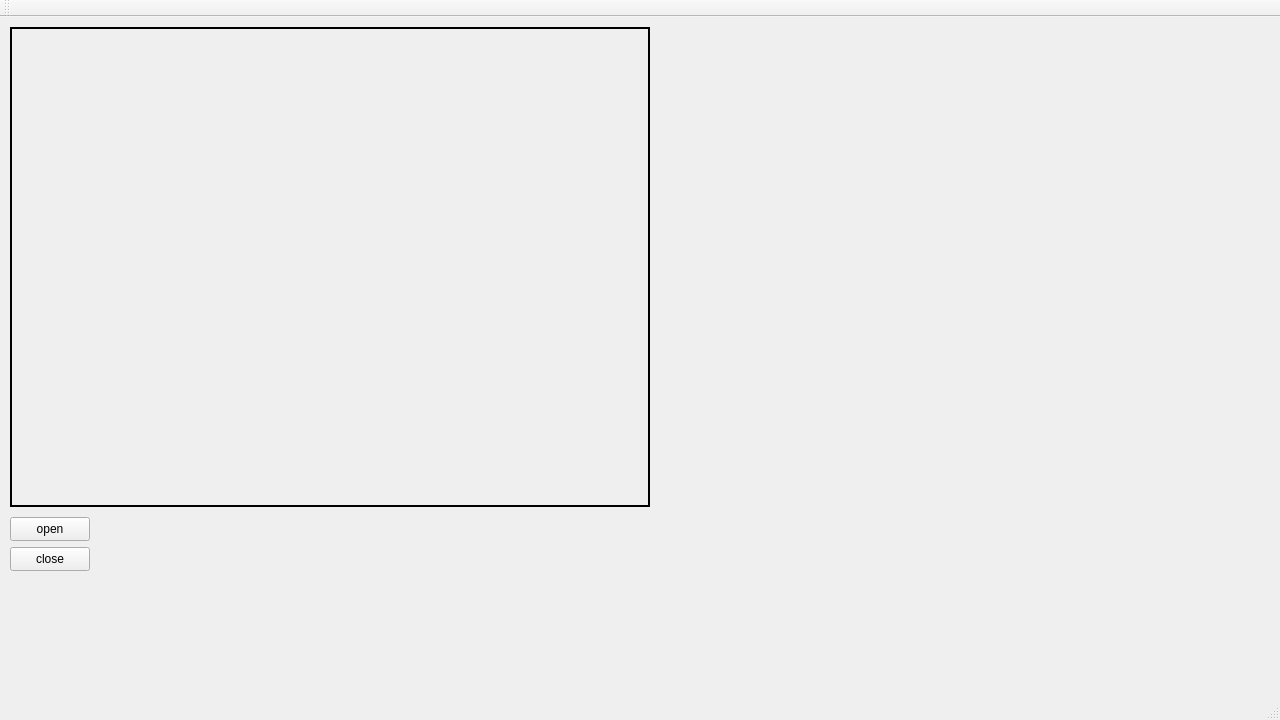
This is Autotest/frame.ui in gotolafa/ScreenDetect as Qt 5 draws it before an edit. The edited form follows.
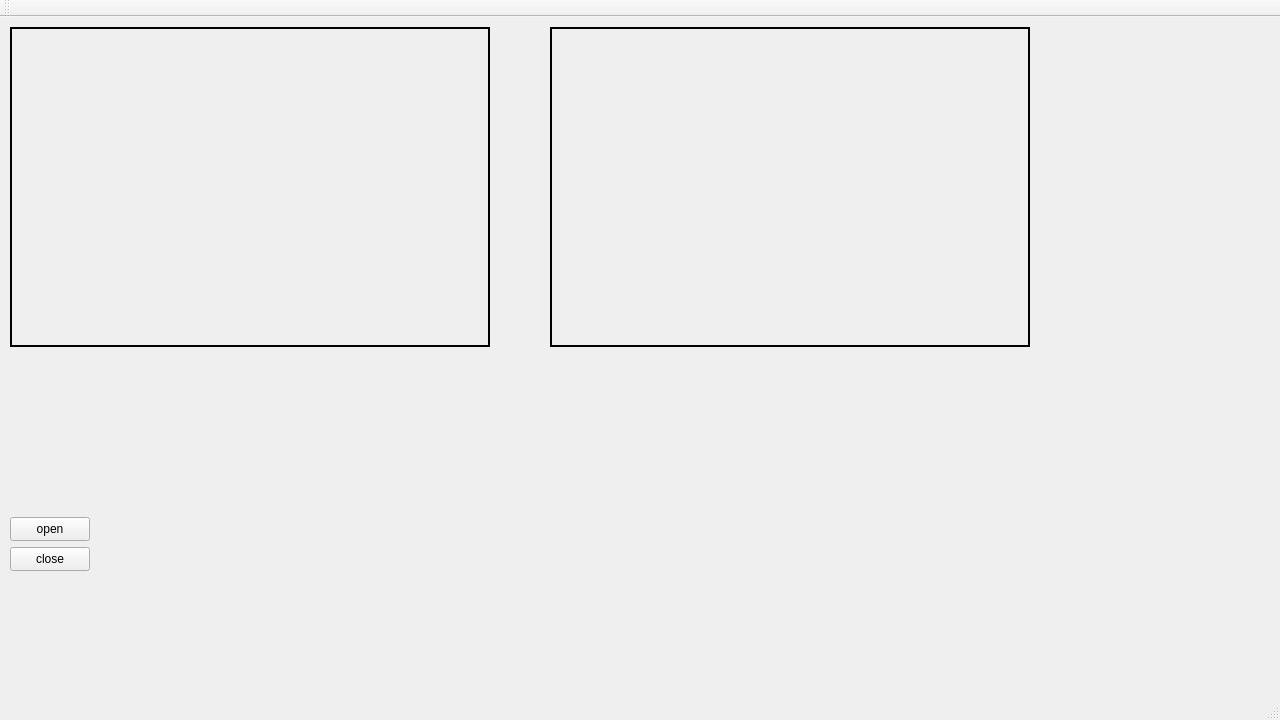
This is the edited form.

Diff of the .ui file:
```diff
--- a/Autotest/frame.ui
+++ b/Autotest/frame.ui
@@ -45,8 +45,8 @@
      <rect>
       <x>10</x>
       <y>10</y>
-      <width>640</width>
-      <height>480</height>
+      <width>480</width>
+      <height>320</height>
      </rect>
     </property>
     <property name="frameShape">
@@ -56,6 +56,25 @@
      <string/>
     </property>
    </widget>
+   <widget class="QLabel" name="label_2">
+    <property name="geometry">
+     <rect>
+      <x>550</x>
+      <y>10</y>
+      <width>480</width>
+      <height>320</height>
+     </rect>
+    </property>
+    <property name="focusPolicy">
+     <enum>Qt::ClickFocus</enum>
+    </property>
+    <property name="frameShape">
+     <enum>QFrame::WinPanel</enum>
+    </property>
+    <property name="text">
+     <string/>
+    </property>
+   </widget>
   </widget>
   <widget class="QMenuBar" name="menuBar">
    <property name="geometry">
```
Left out of the diff: 2 changed lines with no effect on the pictures.
